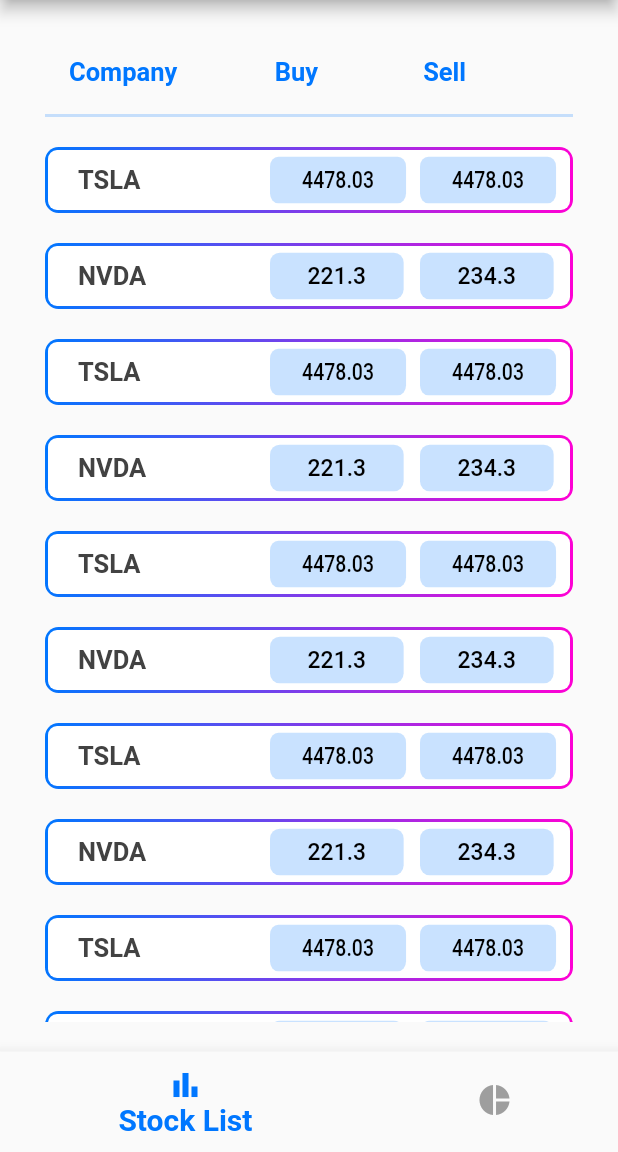
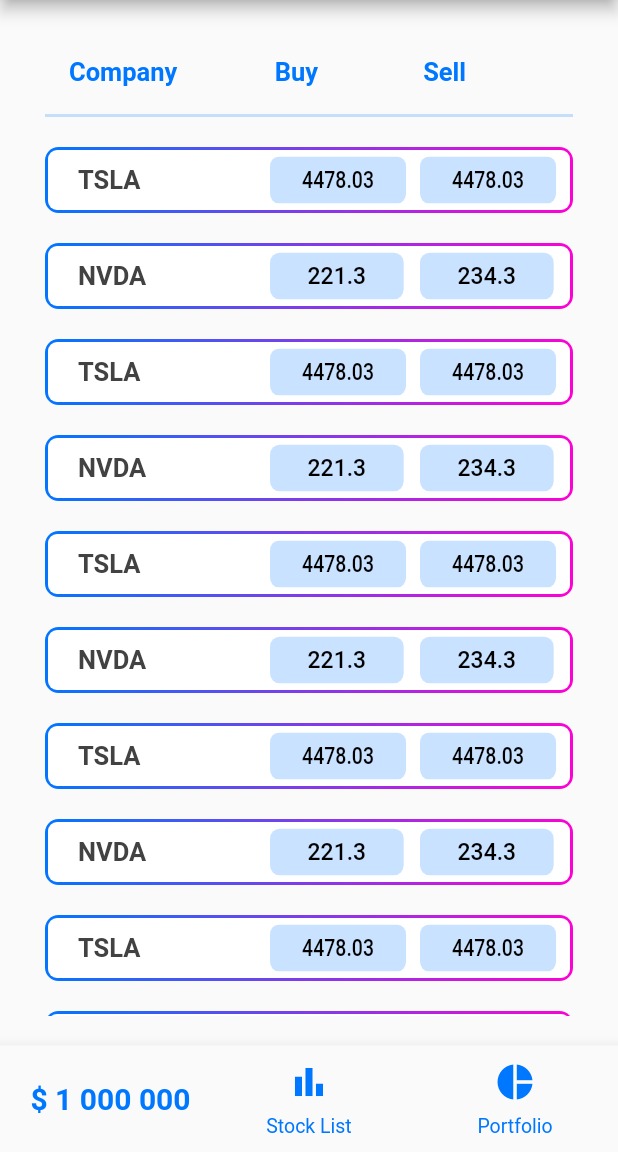
Before and after one commit to gukkame/stock-market-simulator, a Flutter app: the screen it shows after launch, on a phone screen of 412 x 824 dp, the part 84-1236 px from its top. Run offline on Flutter 3.47's test engine with Material 2 defaults, Android fonts, the phone set to English and light mode, and no system bars; our stand-ins replace cloud_firestore, firebase_auth, firebase_core; accounts and stored records are empty; network calls fail.

Commit message:
finished navBAr however strange 'self updating position' showed up

```diff
--- a/stock_market/lib/components/bottom_nav_bar.dart
+++ b/stock_market/lib/components/bottom_nav_bar.dart
@@ -19,10 +19,13 @@
     });
     switch (_selectedIndex) {
       case 0:
+          navigate(context, "/stocks");
+        break;
+      case 1:
         navigate(context, "/stocks");
         break;
-      case 1:
-        navigate(context, "/porfolio");
+      case 2:
+        navigate(context, "/portfolio");
         break;
     }
   }
@@ -31,21 +34,35 @@
   Widget build(BuildContext context) {
     _selectedIndex = widget.index;
     return BottomNavigationBar(
-      currentIndex: _selectedIndex,
-      type: BottomNavigationBarType.shifting,
+      currentIndex: 0,
+      type: BottomNavigationBarType.fixed,
       selectedFontSize: 20,
       selectedIconTheme: const IconThemeData(color: primeColor),
       selectedItemColor: primeColor,
-      unselectedItemColor: Colors.grey,
+      unselectedItemColor: primeColor,
+      // unselectedFontSize: 10,
+      unselectedLabelStyle: const TextStyle(fontSize: 13, height: 0),
+      showUnselectedLabels: true,
+      enableFeedback: false,
       selectedLabelStyle: const TextStyle(fontWeight: FontWeight.bold),
       items: const <BottomNavigationBarItem>[
         BottomNavigationBarItem(
-          icon: Icon(Icons.bar_chart),
+          icon: Icon(
+            Icons.bar_chart,
+            size: 0,
+          ),
+          label: '  \$ 1 000 000',
+        ),
+        BottomNavigationBarItem(
+          icon: Icon(
+            Icons.bar_chart,
+            size: 28,
+          ),
           label: 'Stock List',
         ),
         BottomNavigationBarItem(
-          icon: Icon(Icons.pie_chart),
-          label: 'Porfolio',
+          icon: Icon(Icons.pie_chart, size: 28),
+          label: 'Portfolio',
         ),
       ],
       onTap: _onItemTapped,
--- a/stock_market/lib/main.dart
+++ b/stock_market/lib/main.dart
@@ -1,6 +1,7 @@
 import 'package:firebase_core/firebase_core.dart';
 import 'package:flutter/material.dart';
 import 'package:provider/provider.dart';
+import 'package:stock_market/pages/portfolio.dart';
 
 import 'pages/authentication/login.dart';
 import 'pages/authentication/signup.dart';
@@ -33,6 +34,7 @@
           '/login': (context) => LogIn(),
           '/signup': (context) => SignUp(),
           '/stocks': (context) => StockListPage(),
+          '/portfolio': (context) => PortfolioPage(),
         },
       ),
     );
--- a/stock_market/lib/pages/view_stocks.dart
+++ b/stock_market/lib/pages/view_stocks.dart
@@ -16,7 +16,7 @@
     return  Scaffold(
       appBar: AppBar(title: const Text("Stock List"),),
       body: const StockList(),
-      bottomNavigationBar: const BottomNavBar(index: 0),
+      bottomNavigationBar: const BottomNavBar(index: 1),
     );
   }
 }
--- /dev/null
+++ b/stock_market/lib/screens/portfolio.dart
@@ -0,0 +1,15 @@
+import 'package:flutter/material.dart';
+
+class Portfolio extends StatefulWidget {
+  const Portfolio({super.key});
+
+  @override
+  State<Portfolio> createState() => _PortfolioState();
+}
+
+class _PortfolioState extends State<Portfolio> {
+  @override
+  Widget build(BuildContext context) {
+    return const Placeholder();
+  }
+}
```
Also changed, not shown: stock_market/lib/pages/portfolio.dart (added, +22 -0 lines).
